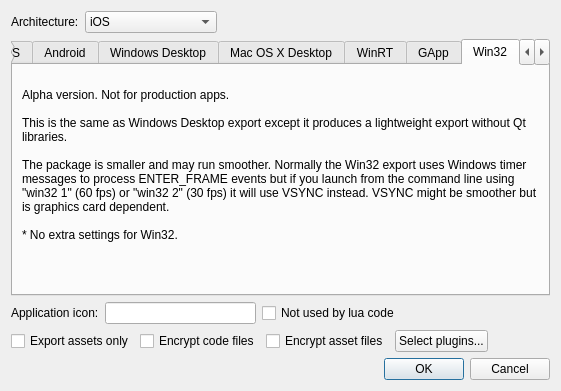
This is ui/exportprojectdialog.ui in gideros/gideros as Qt 5 draws it before an edit. The edited form follows.
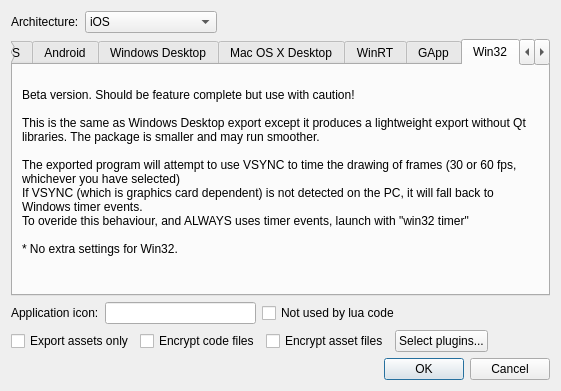
This is the edited form. The open tabs and pages were chosen to show the change.

Commit message: [win32] use VSYNC if available or else fall back to WM_TIMER, unless user overrides with 'win32 timer'

```diff
--- a/ui/exportprojectdialog.ui
+++ b/ui/exportprojectdialog.ui
@@ -490,11 +490,13 @@
         <widget class="QLabel" name="label_6">
          <property name="text">
           <string>
-Alpha version. Not for production apps.
+Beta version. Should be feature complete but use with caution!
 
-This is the same as Windows Desktop export except it produces a lightweight export without Qt libraries.
+This is the same as Windows Desktop export except it produces a lightweight export without Qt libraries. The package is smaller and may run smoother. 
 
-The package is smaller and may run smoother. Normally the Win32 export uses Windows timer messages to process ENTER_FRAME events but if you launch from the command line using &quot;win32 1&quot; (60 fps) or &quot;win32 2&quot; (30 fps) it will use VSYNC instead. VSYNC might be smoother but is graphics card dependent.
+The exported program will attempt to use VSYNC to time the drawing of frames (30 or 60 fps, whichever you have selected)
+If VSYNC (which is graphics card dependent) is not detected on the PC, it will fall back to Windows timer events. 
+To overide this behaviour, and ALWAYS uses timer events, launch with "win32 timer"
 
 * No extra settings for Win32.</string>
          </property>
```
The commit also changes 2 other files.
